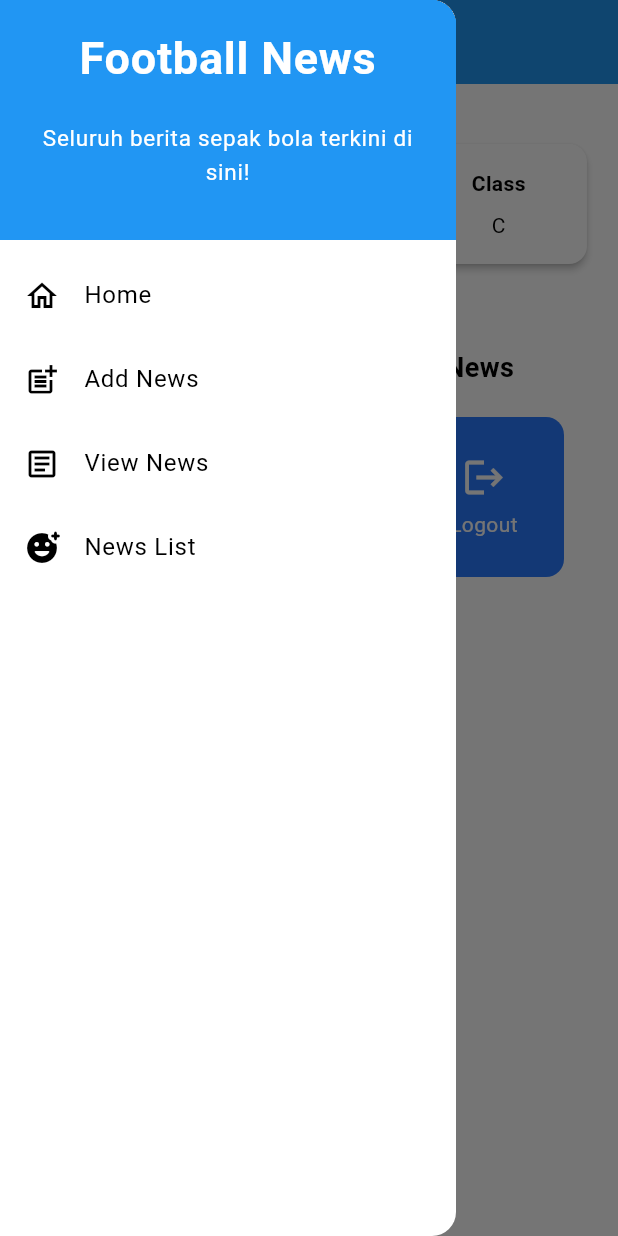
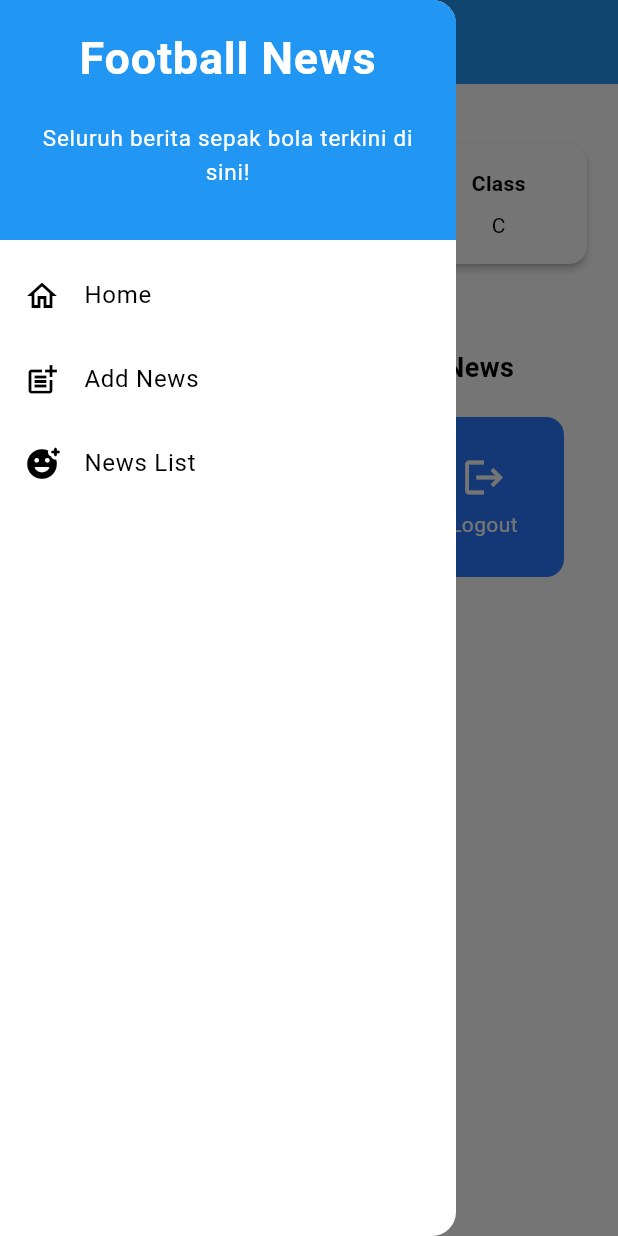
Before and after one commit to puut12/football-news-mobile, a Flutter app: the MyHomePage screen opened directly, with the side drawer open, on a phone screen of 412 x 824 dp. Run offline on Flutter 3.47's test engine with Material 3 defaults, Android fonts, the phone set to English and light mode, and no system bars; missing offline and left inert: pbp_django_auth.

Commit message:
tutorial 8 selesai

```diff
--- a/lib/widgets/left_drawer.dart
+++ b/lib/widgets/left_drawer.dart
@@ -72,13 +72,6 @@ class LeftDrawer extends StatelessWidget {
           ),
           // TODO: Buat ListTile baru untuk ke halaman melihat news
           ListTile(
-            leading: const Icon(Icons.article_outlined),
-            title: const Text('View News'),
-            // Bagian redirection ke NewsListPage
-            onTap: () {
-            },
-          ),
-          ListTile(
             leading: const Icon(Icons.add_reaction_rounded),
             title: const Text('News List'),
             onTap: () {
```
